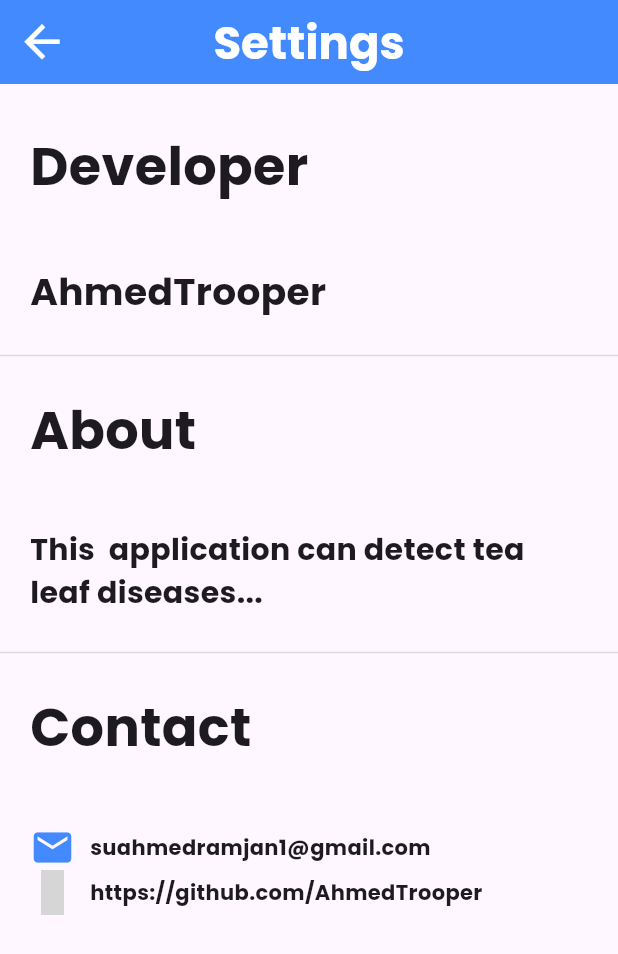
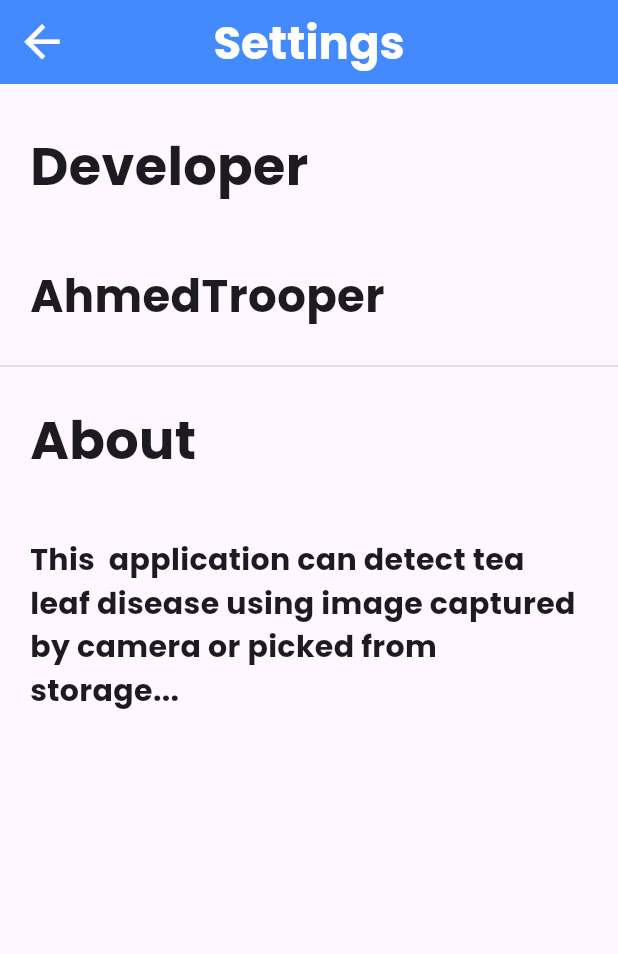
Before and after one commit to AhmedTrooper/Disease_Detect, a Flutter app: the screen it shows after launch, after a tap on the "cloud upload" icon, after a tap on the "settings" icon, on a phone screen of 412 x 824 dp. Shown: the top 954 px of the screen. Run offline on Flutter 3.47's test engine with Material 3 defaults, Android fonts, the phone set to English and light mode, and no system bars; our stand-ins replace go_router, google_fonts, image_picker, logger, lucide_icons, permission_handler; missing offline and left inert: tflite_flutter; grey boxes are pictures that could not be loaded.

Commit message:
inference and full time

```diff
--- a/lib/scene/disease_detector.dart
+++ b/lib/scene/disease_detector.dart
@@ -28,6 +28,9 @@ class _DiseaseDetectorState extends State<DiseaseDetector> {
   Uint8List imageBytes = Uint8List(0);
   bool isInitialStage = true;
   String? selectedName;
+  int? inferenceTime;
+  int? fullProcessTime;
+
 
 
   void handleSave() async {
@@ -82,6 +85,7 @@ class _DiseaseDetectorState extends State<DiseaseDetector> {
       diseaseName = null;
       selectedName = null;
     });
+    Stopwatch fullTimeWatcher = Stopwatch()..start();
     XFile? image = await imagePicker.pickImage(source: sourceOfImage);
     final interpreter = await Interpreter.fromAsset("assets/keras.tflite");
     final inputShape = interpreter.getInputTensor(0).shape;
@@ -127,7 +131,10 @@ class _DiseaseDetectorState extends State<DiseaseDetector> {
         1,
         (_) => List.filled(8, 0.0),
       );
+
+      Stopwatch inferenceWatcher = Stopwatch()..start();
       interpreter.run(inputTensor, outputBuffer);
+      inferenceWatcher.stop();
 
       List<double> predictions = outputBuffer[0];
       double maxValue = predictions.reduce((a, b) => a > b ? a : b);
@@ -145,8 +152,11 @@ class _DiseaseDetectorState extends State<DiseaseDetector> {
         'white_spot',
       ];
       String predictedClass = classNames[classIndex];
+      fullTimeWatcher.stop();
       setState(() {
         diseaseName = predictedClass;
+        inferenceTime = inferenceWatcher.elapsedMilliseconds;
+        fullProcessTime = fullTimeWatcher.elapsedMilliseconds;
       });
     }
   }
@@ -243,7 +253,7 @@ class _DiseaseDetectorState extends State<DiseaseDetector> {
                             ? diseaseName.toString().toUpperCase()
                             : isInitialStage
                             ? "No image is provided!"
-                            : "Loading....",
+                            : "",
                         style: TextStyle(
                           fontFamily: GoogleFonts.poppins().fontFamily,
                           fontWeight: FontWeight.bold,
@@ -273,6 +283,25 @@ class _DiseaseDetectorState extends State<DiseaseDetector> {
                               child: Column(
                                 crossAxisAlignment: CrossAxisAlignment.start,
                                 children: [
+
+                                  const SizedBox(height: 10),
+                                  inferenceTime == null ? const SizedBox(height: 0,width: 0,) : Center(
+                                    child: Text(
+                                        "Inference time : $inferenceTime (ms)",
+                                      style : TextStyle(
+                                          fontWeight: FontWeight.bold
+                                      ),
+                                    ),
+                                  ),
+                                  fullProcessTime == null ? const SizedBox(height: 0,width: 0,) : Center(
+                                    child: Text(
+                                        "Full Process time : $fullProcessTime (ms)",
+                                      style: TextStyle(
+                                        fontWeight: FontWeight.bold
+                                      ),
+                                    ),
+                                  ),
+                                  const SizedBox(height: 10),
                                   Text(
                                     diseaseName!
                                         .replaceAll('_', ' ')
@@ -281,10 +310,11 @@ class _DiseaseDetectorState extends State<DiseaseDetector> {
                                       fontSize: 20,
                                       fontWeight: FontWeight.bold,
                                       fontFamily:
-                                          GoogleFonts.poppins().fontFamily,
+                                      GoogleFonts.poppins().fontFamily,
                                     ),
                                   ),
                                   const SizedBox(height: 10),
+
                                   Text(
                                     "About:",
                                     style: TextStyle(
@@ -363,10 +393,10 @@ class _DiseaseDetectorState extends State<DiseaseDetector> {
                                   // Dropdown for name selection
                                   Center(
                                     child: DropdownButton<String>(
-                                      hint: const Text("Select a name"),
+                                      hint: const Text("Select teacher's name"),
                                       value: selectedName,
                                       items:
-                                      ['Ahmed', 'Raisul', 'Usama'].map((
+                                      ['Promit', 'Dibbya', 'Yousuf'].map((
                                           String value,
                                           ) {
                                         return DropdownMenuItem<String>(
@@ -393,7 +423,7 @@ class _DiseaseDetectorState extends State<DiseaseDetector> {
                                       child: Padding(
                                         padding: const EdgeInsets.only(top: 10),
                                         child: Text(
-                                          "Tested by: Dr. $selectedName",
+                                          "Send to : Dr. $selectedName",
                                           style: TextStyle(
                                             fontFamily:
                                             GoogleFonts.poppins().fontFamily,
--- a/lib/scene/setting_screen.dart
+++ b/lib/scene/setting_screen.dart
@@ -59,9 +59,10 @@ class _SettingScreenState extends State<SettingScreen> {
                     style: TextStyle(
                       fontFamily: GoogleFonts.poppins().fontFamily,
                       fontWeight: FontWeight.bold,
-                      fontSize: 25,
+                      fontSize: 30,
                     ),
                   ),
+
 
                 ],
               ),
@@ -85,66 +86,12 @@ class _SettingScreenState extends State<SettingScreen> {
             child: Padding(
               padding: EdgeInsets.all(20),
               child: Text(
-                "This  application can detect tea leaf diseases...",
+                "This  application can detect tea leaf disease using image captured by camera or picked from storage...",
                 style: TextStyle(
                   fontFamily: GoogleFonts.poppins().fontFamily,
                   fontWeight: FontWeight.bold,
                   fontSize: 20,
                 ),
-              ),
-            ),
-          ),
-          SliverToBoxAdapter(child: Divider(color: Colors.black12, height: 10)),
-          SliverToBoxAdapter(
-            child: Padding(
-              padding: EdgeInsets.all(20),
-              child: Text(
-                "Contact",
-                style: TextStyle(
-                  fontFamily: GoogleFonts.poppins().fontFamily,
-                  fontWeight: FontWeight.bold,
-                  fontSize: 35,
-                ),
-              ),
-            ),
-          ),
-          SliverToBoxAdapter(
-            child: Padding(
-              padding: EdgeInsets.all(20),
-              child: Column(
-                crossAxisAlignment: CrossAxisAlignment.center,
-                children: [
-                  Row(
-                    children: [
-                      Icon(Icons.email, color: Colors.blueAccent, size: 30),
-                      SizedBox(width: 10),
-                      Text(
-                        "suahmedramjan1@gmail.com",
-                        style: TextStyle(
-                          fontFamily: GoogleFonts.poppins().fontFamily,
-                          fontWeight: FontWeight.bold,
-                        ),
-                      ),
-                    ],
-                  ),
-                  Row(
-                    children: [
-                      Icon(
-                        LucideIcons.github,
-                        color: Colors.blueAccent,
-                        size: 30,
-                      ),
-                      SizedBox(width: 10),
-                      Text(
-                        "https://github.com/AhmedTrooper",
-                        style: TextStyle(
-                          fontFamily: GoogleFonts.poppins().fontFamily,
-                          fontWeight: FontWeight.bold,
-                        ),
-                      ),
-                    ],
-                  ),
-                ],
               ),
             ),
           ),
```
